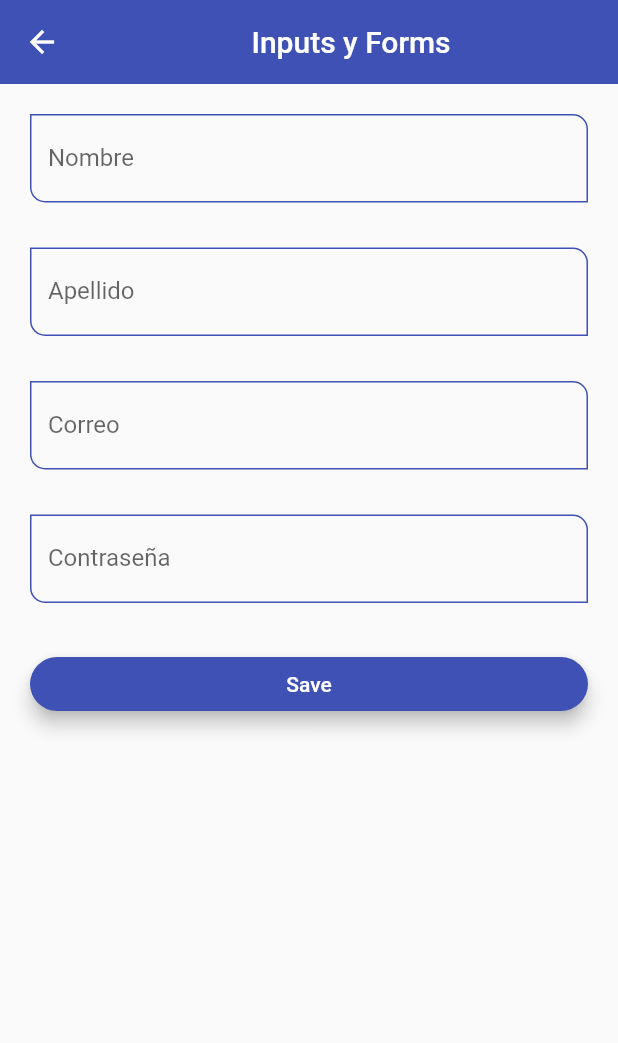
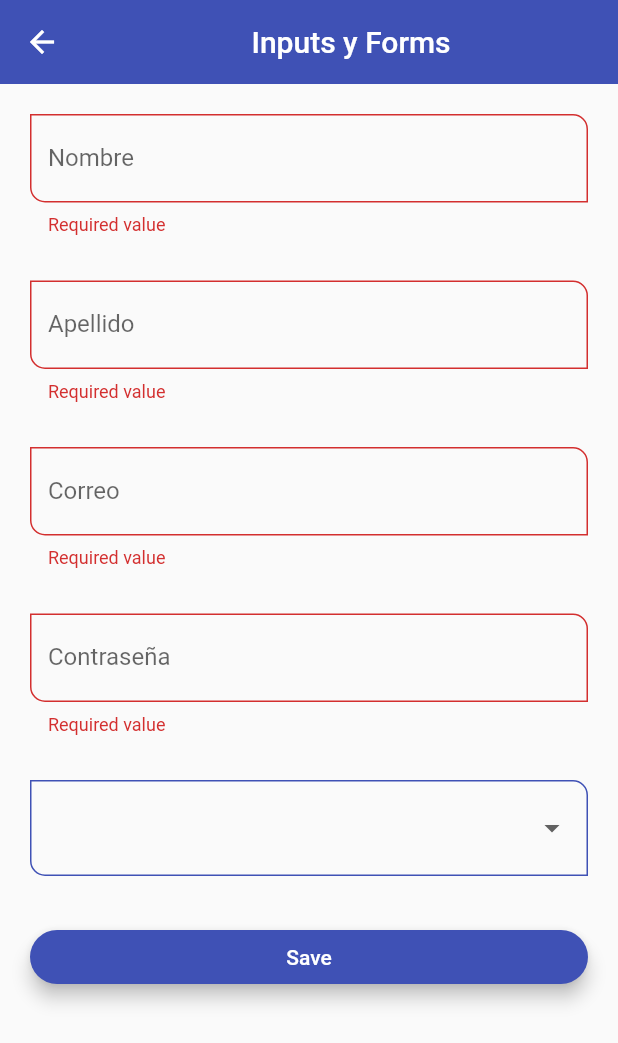
Before and after one commit to gilrg18/Flutter-Dart, a Flutter app: the InputsScreen screen opened by its route, after a tap on "Save", on a phone screen of 412 x 824 dp. Shown: the top 1043 px of the screen. Run offline on Flutter 3.47's test engine with Material 2 defaults, Android fonts, the phone set to English and light mode, and no system bars.

Commit message:
DropdownButtonFormField

```diff
--- a/flutter_components_app/lib/screens/inputs_screen.dart
+++ b/flutter_components_app/lib/screens/inputs_screen.dart
@@ -61,6 +61,23 @@
                   formValues: formValues,
                 ),
                 const SizedBox(height: 30),
+
+                DropdownButtonFormField<String>(
+                  items: const [
+                    DropdownMenuItem(value: 'Admin', child: Text('Admin')),
+                    DropdownMenuItem(
+                        value: 'Superuser', child: Text('Superuser')),
+                    DropdownMenuItem(
+                        value: 'Developer', child: Text('Developer')),
+                    DropdownMenuItem(
+                        value: 'Jr.Developer', child: Text('Jr.Developer')),
+                  ],
+                  onChanged: (value) {
+                    print(value);
+                    formValues['role'] = value ?? 'Admin';
+                  },
+                ),
+                const SizedBox(height: 30),
                 ElevatedButton(
                   child: const SizedBox(
                     width: double.infinity,
@@ -68,7 +85,7 @@
                   ),
                   onPressed: () {
                     //quitar el teclado
-                    FocusScope.of(context).requestFocus(FocusNode());
+                    //FocusScope.of(context).requestFocus(FocusNode());
                     //.currentState! - ! para decirle a dart que confie en ti
                     //que siempre vas a recibir ese valor
                     if (!myFormKey.currentState!.validate()) {
```
